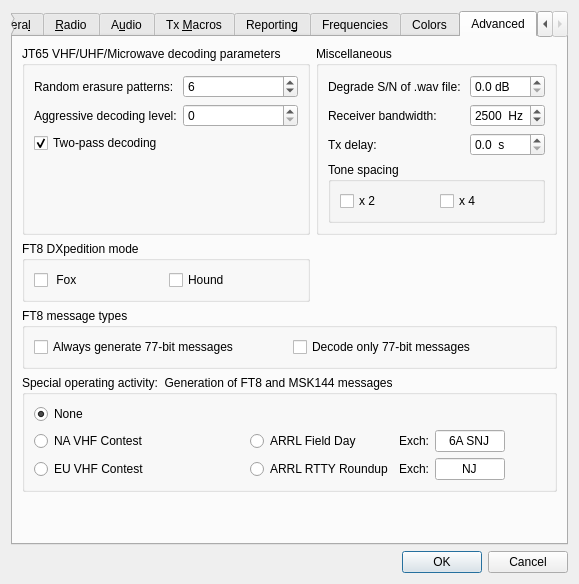
Old version of the form Configuration.ui in the repository saitohirga/WSJT-X.
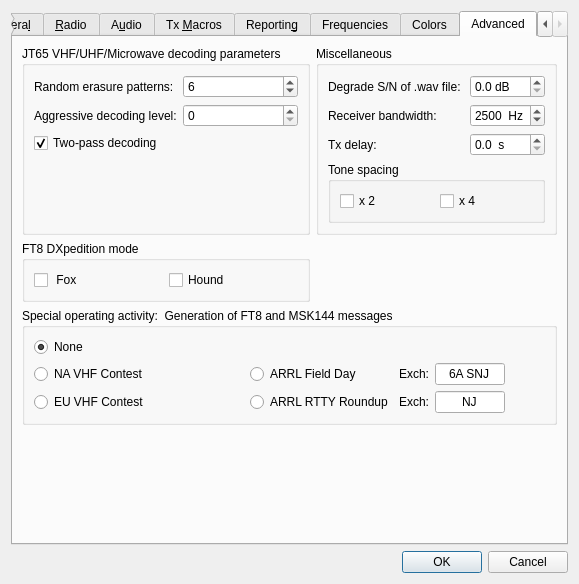
New version of the form. The open tabs and pages were chosen to show the change. Custom widgets are drawn as their Qt base class.

Commit message: First cut at removing from GUI anything to do with legacy FT8 mode. Note that calls to Fortran routines have not been changed.

```diff
--- a/Configuration.ui
+++ b/Configuration.ui
@@ -2414,35 +2414,6 @@
          </layout>
         </widget>
        </item>
-       <item row="2" column="0" colspan="2">
-        <widget class="QGroupBox" name="groupBox_8">
-         <property name="title">
-          <string>FT8 message types</string>
-         </property>
-         <layout class="QHBoxLayout" name="horizontalLayout_15">
-          <item>
-           <widget class="QCheckBox" name="cbGenerate77">
-            <property name="toolTip">
-             <string>&lt;html&gt;&lt;head/&gt;&lt;body&gt;&lt;p&gt;By default, early candidate releases of WSJT-X 2.0 generate 75-bit messages if the message content allows it.&lt;/p&gt;&lt;/body&gt;&lt;/html&gt;</string>
-            </property>
-            <property name="text">
-             <string>Always generate 77-bit messages</string>
-            </property>
-           </widget>
-          </item>
-          <item>
-           <widget class="QCheckBox" name="cbDecode77">
-            <property name="toolTip">
-             <string>&lt;html&gt;&lt;head/&gt;&lt;body&gt;&lt;p&gt;Check this box to ignore FT8 transmissions using the older 75-bit protocol.&lt;/p&gt;&lt;/body&gt;&lt;/html&gt;</string>
-            </property>
-            <property name="text">
-             <string>Decode only 77-bit messages</string>
-            </property>
-           </widget>
-          </item>
-         </layout>
-        </widget>
-       </item>
        <item row="1" column="0">
         <widget class="QGroupBox" name="groupBox_7">
          <property name="title">
@@ -2472,6 +2443,206 @@
          </layout>
         </widget>
        </item>
+       <item row="2" column="0" colspan="2">
+        <widget class="QGroupBox" name="groupBox_9">
+         <property name="title">
+          <string>Special operating activity:  Generation of FT8 and MSK144 messages</string>
+         </property>
+         <layout class="QGridLayout" name="gridLayout_15" columnstretch="1,2,1,0">
+          <item row="0" column="0">
+           <widget class="QRadioButton" name="rbNone">
+            <property name="toolTip">
+             <string>&lt;html&gt;&lt;head/&gt;&lt;body&gt;&lt;p&gt;For normal operating&lt;/p&gt;&lt;/body&gt;&lt;/html&gt;</string>
+            </property>
+            <property name="text">
+             <string>None</string>
+            </property>
+            <property name="checked">
+             <bool>true</bool>
+            </property>
+           </widget>
+          </item>
+          <item row="2" column="0">
+           <widget class="QRadioButton" name="rbEU_VHF_Contest">
+            <property name="sizePolicy">
+             <sizepolicy hsizetype="Minimum" vsizetype="Preferred">
+              <horstretch>0</horstretch>
+              <verstretch>0</verstretch>
+             </sizepolicy>
+            </property>
+            <property name="toolTip">
+             <string>&lt;html&gt;&lt;head/&gt;&lt;body&gt;&lt;p&gt;European VHF+ contests requiring a signal report, serial number, and 6-character locator.&lt;/p&gt;&lt;/body&gt;&lt;/html&gt;</string>
+            </property>
+            <property name="text">
+             <string>EU VHF Contest</string>
+            </property>
+           </widget>
+          </item>
+          <item row="2" column="2">
+           <layout class="QHBoxLayout" name="horizontalLayout_18" stretch="2,1,1">
+            <item>
+             <widget class="QRadioButton" name="rbRTTYroundup">
+              <property name="toolTip">
+               <string>&lt;html&gt;&lt;head/&gt;&lt;body&gt;&lt;p&gt;ARRL RTTY Roundup and similar contests.  Exchange is US state, Canadian province, or &amp;quot;DX&amp;quot;.&lt;/p&gt;&lt;/body&gt;&lt;/html&gt;</string>
+              </property>
+              <property name="text">
+               <string>ARRL RTTY Roundup</string>
+              </property>
+             </widget>
+            </item>
+            <item>
+             <spacer name="horizontalSpacer_10">
+              <property name="orientation">
+               <enum>Qt::Horizontal</enum>
+              </property>
+              <property name="sizeHint" stdset="0">
+               <size>
+                <width>40</width>
+                <height>20</height>
+               </size>
+              </property>
+             </spacer>
+            </item>
+            <item>
+             <layout class="QFormLayout" name="formLayout_17">
+              <item row="0" column="0">
+               <widget class="QLabel" name="labRTTY">
+                <property name="text">
+                 <string>Exch:</string>
+                </property>
+                <property name="buddy">
+                 <cstring>RTTY_Exchange</cstring>
+                </property>
+               </widget>
+              </item>
+              <item row="0" column="1">
+               <widget class="QLineEdit" name="RTTY_Exchange">
+                <property name="minimumSize">
+                 <size>
+                  <width>70</width>
+                  <height>0</height>
+                 </size>
+                </property>
+                <property name="toolTip">
+                 <string>&lt;html&gt;&lt;head/&gt;&lt;body&gt;&lt;p&gt;ARRL RTTY Roundup and similar contests.  Exchange is US state, Canadian province, or &amp;quot;DX&amp;quot;.&lt;/p&gt;&lt;/body&gt;&lt;/html&gt;</string>
+                </property>
+                <property name="text">
+                 <string>NJ</string>
+                </property>
+                <property name="alignment">
+                 <set>Qt::AlignCenter</set>
+                </property>
+               </widget>
+              </item>
+             </layout>
+            </item>
+           </layout>
+          </item>
+          <item row="1" column="2">
+           <layout class="QHBoxLayout" name="horizontalLayout_17" stretch="2,1,1">
+            <item>
+             <widget class="QRadioButton" name="rbFieldDay">
+              <property name="toolTip">
+               <string>&lt;html&gt;&lt;head/&gt;&lt;body&gt;&lt;p&gt;ARRL Field Day exchange: number of transmitters, Class, and ARRL/RAC section or &amp;quot;DX&amp;quot;.&lt;/p&gt;&lt;/body&gt;&lt;/html&gt;</string>
+              </property>
+              <property name="text">
+               <string>ARRL Field Day</string>
+              </property>
+             </widget>
+            </item>
+            <item>
+             <spacer name="horizontalSpacer_9">
+              <property name="orientation">
+               <enum>Qt::Horizontal</enum>
+              </property>
+              <property name="sizeHint" stdset="0">
+               <size>
+                <width>40</width>
+                <height>20</height>
+               </size>
+              </property>
+             </spacer>
+            </item>
+            <item>
+             <layout class="QFormLayout" name="formLayout_16">
+              <item row="0" column="0">
+               <widget class="QLabel" name="labFD">
+                <property name="text">
+                 <string>Exch:</string>
+                </property>
+                <property name="buddy">
+                 <cstring>FieldDay_Exchange</cstring>
+                </property>
+               </widget>
+              </item>
+              <item row="0" column="1">
+               <widget class="QLineEdit" name="FieldDay_Exchange">
+                <property name="minimumSize">
+                 <size>
+                  <width>70</width>
+                  <height>0</height>
+                 </size>
+                </property>
+                <property name="toolTip">
+                 <string>&lt;html&gt;&lt;head/&gt;&lt;body&gt;&lt;p&gt;ARRL Field Day exchange: number of transmitters, Class, and ARRL/RAC section or &amp;quot;DX&amp;quot;.&lt;/p&gt;&lt;/body&gt;&lt;/html&gt;</string>
+                </property>
+                <property name="text">
+                 <string>6A SNJ</string>
+                </property>
+                <property name="alignment">
+                 <set>Qt::AlignCenter</set>
+                </property>
+               </widget>
+              </item>
+             </layout>
+            </item>
+           </layout>
+          </item>
+          <item row="1" column="0">
+           <widget class="QRadioButton" name="rbNA_VHF_Contest">
+            <property name="sizePolicy">
+             <sizepolicy hsizetype="Minimum" vsizetype="Preferred">
+              <horstretch>0</horstretch>
+              <verstretch>0</verstretch>
+             </sizepolicy>
+            </property>
+            <property name="toolTip">
+             <string>&lt;html&gt;&lt;head/&gt;&lt;body&gt;&lt;p&gt;North American VHF/UHF/Microwave contests and others in which a 4-character grid locator is the required exchange.&lt;/p&gt;&lt;/body&gt;&lt;/html&gt;</string>
+            </property>
+            <property name="text">
+             <string>NA VHF Contest</string>
+            </property>
+           </widget>
+          </item>
+          <item row="0" column="1" rowspan="3">
+           <spacer name="horizontalSpacer_11">
+            <property name="orientation">
+             <enum>Qt::Horizontal</enum>
+            </property>
+            <property name="sizeHint" stdset="0">
+             <size>
+              <width>40</width>
+              <height>20</height>
+             </size>
+            </property>
+           </spacer>
+          </item>
+          <item row="0" column="3" rowspan="3">
+           <spacer name="horizontalSpacer_12">
+            <property name="orientation">
+             <enum>Qt::Horizontal</enum>
+            </property>
+            <property name="sizeHint" stdset="0">
+             <size>
+              <width>40</width>
+              <height>20</height>
+             </size>
+            </property>
+           </spacer>
+          </item>
+         </layout>
+        </widget>
+       </item>
        <item row="0" column="1">
         <widget class="QGroupBox" name="groupBox_5">
          <property name="title">
@@ -2606,7 +2777,7 @@
          </layout>
         </widget>
        </item>
-       <item row="4" column="0" colspan="2">
+       <item row="3" column="0" colspan="2">
         <spacer name="verticalSpacer_8">
          <property name="orientation">
           <enum>Qt::Vertical</enum>
@@ -2619,206 +2790,6 @@
          </property>
         </spacer>
        </item>
-       <item row="3" column="0" colspan="2">
-        <widget class="QGroupBox" name="groupBox_9">
-         <property name="title">
-          <string>Special operating activity:  Generation of FT8 and MSK144 messages</string>
-         </property>
-         <layout class="QGridLayout" name="gridLayout_15" columnstretch="1,2,1,0">
-          <item row="0" column="0">
-           <widget class="QRadioButton" name="rbNone">
-            <property name="toolTip">
-             <string>&lt;html&gt;&lt;head/&gt;&lt;body&gt;&lt;p&gt;For normal operating&lt;/p&gt;&lt;/body&gt;&lt;/html&gt;</string>
-            </property>
-            <property name="text">
-             <string>None</string>
-            </property>
-            <property name="checked">
-             <bool>true</bool>
-            </property>
-           </widget>
-          </item>
-          <item row="2" column="0">
-           <widget class="QRadioButton" name="rbEU_VHF_Contest">
-            <property name="sizePolicy">
-             <sizepolicy hsizetype="Minimum" vsizetype="Preferred">
-              <horstretch>0</horstretch>
-              <verstretch>0</verstretch>
-             </sizepolicy>
-            </property>
-            <property name="toolTip">
-             <string>&lt;html&gt;&lt;head/&gt;&lt;body&gt;&lt;p&gt;European VHF+ contests requiring a signal report, serial number, and 6-character locator.&lt;/p&gt;&lt;/body&gt;&lt;/html&gt;</string>
-            </property>
-            <property name="text">
-             <string>EU VHF Contest</string>
-            </property>
-           </widget>
-          </item>
-          <item row="2" column="2">
-           <layout class="QHBoxLayout" name="horizontalLayout_18" stretch="2,1,1">
-            <item>
-             <widget class="QRadioButton" name="rbRTTYroundup">
-              <property name="toolTip">
-               <string>&lt;html&gt;&lt;head/&gt;&lt;body&gt;&lt;p&gt;ARRL RTTY Roundup and similar contests.  Exchange is US state, Canadian province, or &amp;quot;DX&amp;quot;.&lt;/p&gt;&lt;/body&gt;&lt;/html&gt;</string>
-              </property>
-              <property name="text">
-               <string>ARRL RTTY Roundup</string>
-              </property>
-             </widget>
-            </item>
-            <item>
-             <spacer name="horizontalSpacer_10">
-              <property name="orientation">
-               <enum>Qt::Horizontal</enum>
-              </property>
-              <property name="sizeHint" stdset="0">
-               <size>
-                <width>40</width>
-                <height>20</height>
-               </size>
-              </property>
-             </spacer>
-            </item>
-            <item>
-             <layout class="QFormLayout" name="formLayout_17">
-              <item row="0" column="0">
-               <widget class="QLabel" name="labRTTY">
-                <property name="text">
-                 <string>Exch:</string>
-                </property>
-                <property name="buddy">
-                 <cstring>RTTY_Exchange</cstring>
-                </property>
-               </widget>
-              </item>
-              <item row="0" column="1">
-               <widget class="QLineEdit" name="RTTY_Exchange">
-                <property name="minimumSize">
-                 <size>
-                  <width>70</width>
-                  <height>0</height>
-                 </size>
-                </property>
-                <property name="toolTip">
-                 <string>&lt;html&gt;&lt;head/&gt;&lt;body&gt;&lt;p&gt;ARRL RTTY Roundup and similar contests.  Exchange is US state, Canadian province, or &amp;quot;DX&amp;quot;.&lt;/p&gt;&lt;/body&gt;&lt;/html&gt;</string>
-                </property>
-                <property name="text">
-                 <string>NJ</string>
-                </property>
-                <property name="alignment">
-                 <set>Qt::AlignCenter</set>
-                </property>
-               </widget>
-              </item>
-             </layout>
-            </item>
-           </layout>
-          </item>
-          <item row="1" column="2">
-           <layout class="QHBoxLayout" name="horizontalLayout_17" stretch="2,1,1">
-            <item>
-             <widget class="QRadioButton" name="rbFieldDay">
-              <property name="toolTip">
-               <string>&lt;html&gt;&lt;head/&gt;&lt;body&gt;&lt;p&gt;ARRL Field Day exchange: number of transmitters, Class, and ARRL/RAC section or &amp;quot;DX&amp;quot;.&lt;/p&gt;&lt;/body&gt;&lt;/html&gt;</string>
-              </property>
-              <property name="text">
-               <string>ARRL Field Day</string>
-              </property>
-             </widget>
-            </item>
-            <item>
-             <spacer name="horizontalSpacer_9">
-              <property name="orientation">
-               <enum>Qt::Horizontal</enum>
-              </property>
-              <property name="sizeHint" stdset="0">
-               <size>
-                <width>40</width>
-                <height>20</height>
-               </size>
-              </property>
-             </spacer>
-            </item>
-            <item>
-             <layout class="QFormLayout" name="formLayout_16">
-              <item row="0" column="0">
-               <widget class="QLabel" name="labFD">
-                <property name="text">
-                 <string>Exch:</string>
-                </property>
-                <property name="buddy">
-                 <cstring>FieldDay_Exchange</cstring>
-                </property>
-               </widget>
-              </item>
-              <item row="0" column="1">
-               <widget class="QLineEdit" name="FieldDay_Exchange">
-                <property name="minimumSize">
-                 <size>
-                  <width>70</width>
-                  <height>0</height>
-                 </size>
-                </property>
-                <property name="toolTip">
-                 <string>&lt;html&gt;&lt;head/&gt;&lt;body&gt;&lt;p&gt;ARRL Field Day exchange: number of transmitters, Class, and ARRL/RAC section or &amp;quot;DX&amp;quot;.&lt;/p&gt;&lt;/body&gt;&lt;/html&gt;</string>
-                </property>
-                <property name="text">
-                 <string>6A SNJ</string>
-                </property>
-                <property name="alignment">
-                 <set>Qt::AlignCenter</set>
-                </property>
-               </widget>
-              </item>
-             </layout>
-            </item>
-           </layout>
-          </item>
-          <item row="1" column="0">
-           <widget class="QRadioButton" name="rbNA_VHF_Contest">
-            <property name="sizePolicy">
-             <sizepolicy hsizetype="Minimum" vsizetype="Preferred">
-              <horstretch>0</horstretch>
-              <verstretch>0</verstretch>
-             </sizepolicy>
-            </property>
-            <property name="toolTip">
-             <string>&lt;html&gt;&lt;head/&gt;&lt;body&gt;&lt;p&gt;North American VHF/UHF/Microwave contests and others in which a 4-character grid locator is the required exchange.&lt;/p&gt;&lt;/body&gt;&lt;/html&gt;</string>
-            </property>
-            <property name="text">
-             <string>NA VHF Contest</string>
-            </property>
-           </widget>
-          </item>
-          <item row="0" column="1" rowspan="3">
-           <spacer name="horizontalSpacer_11">
-            <property name="orientation">
-             <enum>Qt::Horizontal</enum>
-            </property>
-            <property name="sizeHint" stdset="0">
-             <size>
-              <width>40</width>
-              <height>20</height>
-             </size>
-            </property>
-           </spacer>
-          </item>
-          <item row="0" column="3" rowspan="3">
-           <spacer name="horizontalSpacer_12">
-            <property name="orientation">
-             <enum>Qt::Horizontal</enum>
-            </property>
-            <property name="sizeHint" stdset="0">
-             <size>
-              <width>40</width>
-              <height>20</height>
-             </size>
-            </property>
-           </spacer>
-          </item>
-         </layout>
-        </widget>
-       </item>
       </layout>
      </widget>
     </widget>
```
Left out of the diff: 8 changed lines with no effect on the pictures. The commit also changes 2 other files.
